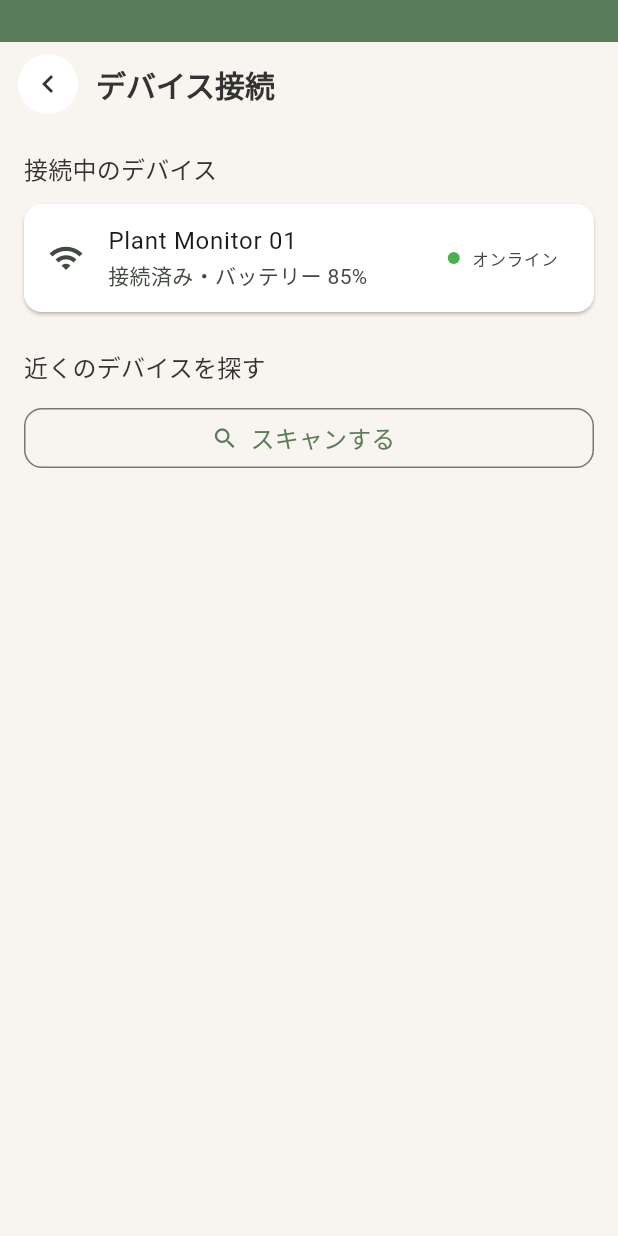
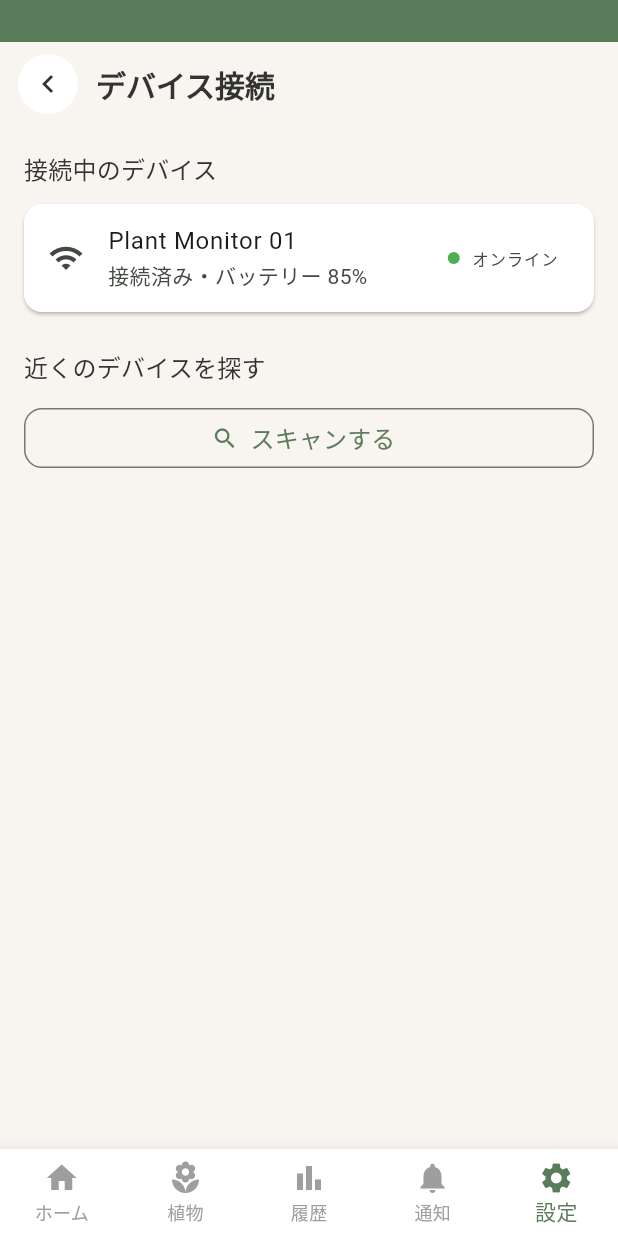
Before and after one commit to Amemiyakana890/plant-monitoring, a Flutter app: the screen it shows after launch, item 5 of the bottom bar chosen, after a tap on "Plant Monitor 01", on a phone screen of 412 x 824 dp. Run offline on Flutter 3.47's test engine with Material 3 defaults, Android fonts, the light colour scheme and no system bars; our stand-ins replace fl_chart, flutter_dotenv; network calls fail.

Commit message:
軽いバグの修正

```diff
--- a/app/lib/main.dart
+++ b/app/lib/main.dart
@@ -4,6 +4,8 @@ import 'package:flutter_dotenv/flutter_dotenv.dart';
 import 'config/api_config.dart';
 import 'repositories/http_plant_repository.dart';
 import 'screens/main_page.dart';
+import 'state/main_tab_controller.dart';
+import 'state/main_tab_controller_scope.dart';
 import 'state/plant_store.dart';
 import 'state/plant_store_scope.dart';
 import 'state/theme_controller.dart';
@@ -37,6 +39,11 @@ class PlantMonitoringApp extends StatefulWidget {
 }
 
 class _PlantMonitoringAppState extends State<PlantMonitoringApp> {
+  // 選択中のボトムナビゲーションタブの状態。MainPageより外側(Navigatorより
+  // 外側)に置くことで、設定配下のサブ画面(Navigator.pushで開く別ルート)
+  // からも同じ状態を参照・変更できるようにする(AppBottomNavBar参照)。
+  final MainTabController _tabController = MainTabController();
+
   @override
   void initState() {
     super.initState();
@@ -47,6 +54,7 @@ class _PlantMonitoringAppState extends State<PlantMonitoringApp> {
   void dispose() {
     widget.store.stopPolling();
     widget.themeController.removeListener(_onThemeChanged);
+    _tabController.dispose();
     super.dispose();
   }
 
@@ -58,6 +66,8 @@ class _PlantMonitoringAppState extends State<PlantMonitoringApp> {
       store: widget.store,
       child: ThemeControllerScope(
         controller: widget.themeController,
+        child: MainTabControllerScope(
+          controller: _tabController,
           child: MaterialApp(
             debugShowCheckedModeBanner: false,
             title: '植物見守り',
@@ -67,6 +77,7 @@ class _PlantMonitoringAppState extends State<PlantMonitoringApp> {
             home: const MainPage(),
           ),
         ),
+      ),
     );
   }
 }
--- a/app/lib/screens/main_page.dart
+++ b/app/lib/screens/main_page.dart
@@ -1,5 +1,7 @@
 import 'package:flutter/material.dart';
 
+import '../state/main_tab_controller_scope.dart';
+import '../widgets/app_bottom_nav_bar.dart';
 import 'history/history_page.dart';
 import 'home/home_page.dart';
 import 'notification/notification_page.dart';
@@ -8,44 +10,32 @@ import 'settings/settings_page.dart';
 
 const List<String> _titles = ['植物見守り', '植物情報', '履歴', '通知', '設定'];
 
-class MainPage extends StatefulWidget {
+const List<Widget> _pages = [
+  HomePage(),
+  PlantInfoPage(),
+  HistoryPage(),
+  NotificationPage(),
+  SettingsPage(),
+];
+
+/// アプリのメイン画面(タブ本体)。
+///
+/// 選択中のタブは`MainTabControllerScope`経由で取得するため、
+/// このウィジェット自体はタブの状態を持たない(StatelessWidget)。
+/// タブの状態を外部のコントローラーに持たせているのは、設定配下の
+/// サブ画面(`Navigator.push`で開く別ルート)からも同じタブ状態を
+/// 参照・変更できるようにするため(`AppBottomNavBar`参照)。
+class MainPage extends StatelessWidget {
   const MainPage({super.key});
 
   @override
-  State<MainPage> createState() => _MainPageState();
-}
+  Widget build(BuildContext context) {
+    final currentIndex = MainTabControllerScope.of(context).currentIndex;
 
-class _MainPageState extends State<MainPage> {
-  int _currentIndex = 0;
-
-  final List<Widget> _pages = const [
-    HomePage(),
-    PlantInfoPage(),
-    HistoryPage(),
-    NotificationPage(),
-    SettingsPage(),
-  ];
-
-  @override
-  Widget build(BuildContext context) {
     return Scaffold(
-      appBar: AppBar(title: Text(_titles[_currentIndex])),
-      body: _pages[_currentIndex],
-      bottomNavigationBar: BottomNavigationBar(
-        currentIndex: _currentIndex,
-        onTap: (index) {
-          setState(() {
-            _currentIndex = index;
-          });
-        },
-        items: const [
-          BottomNavigationBarItem(icon: Icon(Icons.home), label: 'ホーム'),
-          BottomNavigationBarItem(icon: Icon(Icons.local_florist), label: '植物'),
-          BottomNavigationBarItem(icon: Icon(Icons.bar_chart), label: '履歴'),
-          BottomNavigationBarItem(icon: Icon(Icons.notifications), label: '通知'),
-          BottomNavigationBarItem(icon: Icon(Icons.settings), label: '設定'),
-        ],
-      ),
+      appBar: AppBar(title: Text(_titles[currentIndex])),
+      body: _pages[currentIndex],
+      bottomNavigationBar: const AppBottomNavBar(),
     );
   }
 }
--- a/app/lib/screens/settings/app_info_page.dart
+++ b/app/lib/screens/settings/app_info_page.dart
@@ -2,6 +2,7 @@ import 'package:flutter/material.dart';
 
 import '../../theme/app_colors.dart';
 import '../../theme/app_dimensions.dart';
+import '../../widgets/app_bottom_nav_bar.dart';
 import '../../widgets/settings_app_bar.dart';
 
 /// アプリ情報画面。
@@ -144,6 +145,7 @@ class AppInfoPage extends StatelessWidget {
           ),
         ],
       ),
+      bottomNavigationBar: const AppBottomNavBar(),
     );
   }
 }
--- a/app/lib/screens/settings/device_connection_page.dart
+++ b/app/lib/screens/settings/device_connection_page.dart
@@ -1,6 +1,7 @@
 import 'package:flutter/material.dart';
 
 import '../../theme/app_dimensions.dart';
+import '../../widgets/app_bottom_nav_bar.dart';
 import '../../widgets/settings_app_bar.dart';
 
 /// 設定画面上部のデバイスカードから遷移する、デバイス接続(ペアリング)画面。
@@ -68,6 +69,7 @@ class DeviceConnectionPage extends StatelessWidget {
           ),
         ],
       ),
+      bottomNavigationBar: const AppBottomNavBar(),
     );
   }
 }
--- a/app/lib/screens/settings/device_info_page.dart
+++ b/app/lib/screens/settings/device_info_page.dart
@@ -1,6 +1,7 @@
 import 'package:flutter/material.dart';
 
 import '../../theme/app_dimensions.dart';
+import '../../widgets/app_bottom_nav_bar.dart';
 import '../../widgets/settings_app_bar.dart';
 
 /// デバイス情報画面(バッテリー残量・ファームウェア等)。
@@ -30,6 +31,7 @@ class DeviceInfoPage extends StatelessWidget {
           ),
         ],
       ),
+      bottomNavigationBar: const AppBottomNavBar(),
     );
   }
 }
--- a/app/lib/screens/settings/notification_settings_page.dart
+++ b/app/lib/screens/settings/notification_settings_page.dart
@@ -1,6 +1,7 @@
 import 'package:flutter/material.dart';
 
 import '../../theme/app_dimensions.dart';
+import '../../widgets/app_bottom_nav_bar.dart';
 import '../../widgets/settings_app_bar.dart';
 
 /// 通知設定画面(通知するアラートの種類を切り替える)。
@@ -67,6 +68,7 @@ class _NotificationSettingsPageState extends State<NotificationSettingsPage> {
           ),
         ],
       ),
+      bottomNavigationBar: const AppBottomNavBar(),
     );
   }
 }
--- /dev/null
+++ b/app/lib/state/main_tab_controller.dart
@@ -0,0 +1,24 @@
+import 'package:flutter/material.dart';
+
+/// ボトムナビゲーション(ホーム/植物/履歴/通知/設定)の選択中タブを保持する
+/// コントローラー。
+///
+/// 設定配下のサブ画面(デバイス情報・通知設定・デバイス接続・アプリ情報)は
+/// `Navigator.push`で開く別ルートのため、`MainPage`が管理するタブの状態を
+/// そのままでは参照できない。このコントローラーを`main.dart`側で
+/// `MainPage`より外側(Navigatorより外側)にスコープしておくことで、
+/// サブ画面からも「どのタブが選ばれているか」を参照したり、
+/// タブを切り替えたりできるようにする。
+class MainTabController extends ChangeNotifier {
+  int _currentIndex;
+
+  MainTabController({int initialIndex = 0}) : _currentIndex = initialIndex;
+
+  int get currentIndex => _currentIndex;
+
+  void setIndex(int index) {
+    if (_currentIndex == index) return;
+    _currentIndex = index;
+    notifyListeners();
+  }
+}
--- /dev/null
+++ b/app/lib/state/main_tab_controller_scope.dart
@@ -0,0 +1,23 @@
+import 'package:flutter/widgets.dart';
+
+import 'main_tab_controller.dart';
+
+/// [MainTabController]をウィジェットツリー全体に配布するInheritedWidget。
+/// [ThemeControllerScope]と同じ考え方(`InheritedNotifier`のみで実現)。
+class MainTabControllerScope extends InheritedNotifier<MainTabController> {
+  const MainTabControllerScope({
+    super.key,
+    required MainTabController controller,
+    required super.child,
+  }) : super(notifier: controller);
+
+  static MainTabController of(BuildContext context) {
+    final scope =
+        context.dependOnInheritedWidgetOfExactType<MainTabControllerScope>();
+    assert(
+      scope != null,
+      'MainTabControllerScope が見つかりません(main.dartの設定を確認してください)',
+    );
+    return scope!.notifier!;
+  }
+}
--- /dev/null
+++ b/app/lib/widgets/app_bottom_nav_bar.dart
@@ -0,0 +1,40 @@
+import 'package:flutter/material.dart';
+
+import '../state/main_tab_controller_scope.dart';
+
+/// ホーム/植物/履歴/通知/設定のボトムナビゲーションバー。
+///
+/// `MainPage`本体だけでなく、設定配下のサブ画面
+/// (デバイス接続・デバイス情報・通知設定・アプリ情報)でも
+/// 同じバーを表示するための共通ウィジェット。
+///
+/// サブ画面(Navigator.pushで開いた別ルート)上でタップされた場合は、
+/// 一旦`MainPage`まで戻ってから(pop)、対象のタブへ切り替える。
+/// すでに`MainPage`側にいる場合は`canPop()`がfalseになるので、
+/// popは行わずタブの切り替えのみ行う。
+class AppBottomNavBar extends StatelessWidget {
+  const AppBottomNavBar({super.key});
+
+  @override
+  Widget build(BuildContext context) {
+    final controller = MainTabControllerScope.of(context);
+
+    return BottomNavigationBar(
+      currentIndex: controller.currentIndex,
+      onTap: (index) {
+        final navigator = Navigator.of(context);
+        if (navigator.canPop()) {
+          navigator.popUntil((route) => route.isFirst);
+        }
+        controller.setIndex(index);
+      },
+      items: const [
+        BottomNavigationBarItem(icon: Icon(Icons.home), label: 'ホーム'),
+        BottomNavigationBarItem(icon: Icon(Icons.local_florist), label: '植物'),
+        BottomNavigationBarItem(icon: Icon(Icons.bar_chart), label: '履歴'),
+        BottomNavigationBarItem(icon: Icon(Icons.notifications), label: '通知'),
+        BottomNavigationBarItem(icon: Icon(Icons.settings), label: '設定'),
+      ],
+    );
+  }
+}
```
Also changed, not shown: app/lib/screens/history/history_page.dart (+13 -4 lines), app/lib/screens/notification/notification_page.dart (+11 -4 lines). Lines whose indentation alone changed are shown as unchanged.
